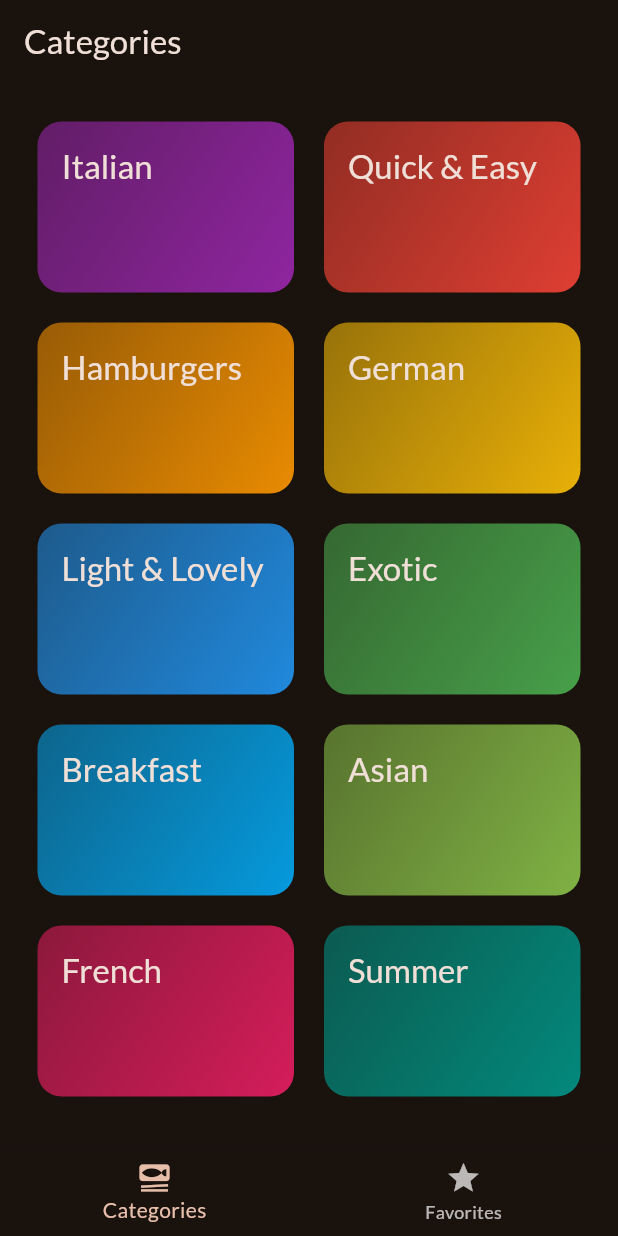
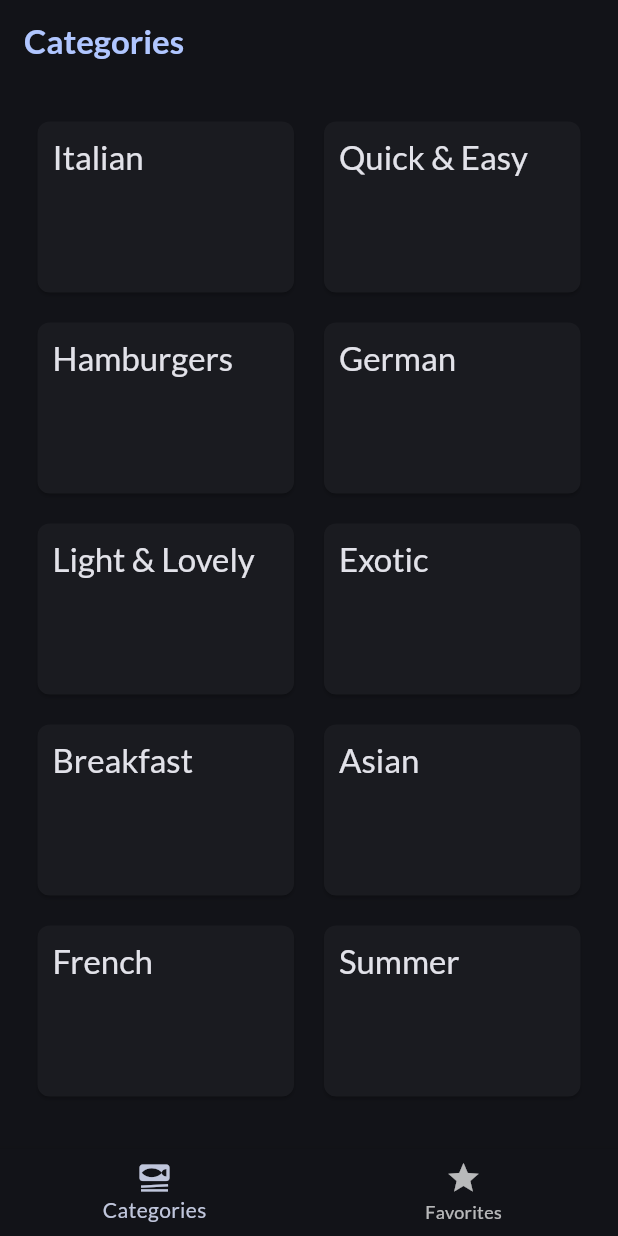
Before and after one commit to thezachdrake/flutter_meals_app, a Flutter app: the screen it shows after launch, on a phone screen of 412 x 824 dp. Run offline on Flutter 3.47's test engine with Material 2 defaults, Android fonts, the phone set to English and light mode, and no system bars; our stand-ins replace google_fonts, transparent_image.

Commit message:
changed color scheme

```diff
--- a/lib/data/dummy_data.dart
+++ b/lib/data/dummy_data.dart
@@ -1,5 +1,3 @@
-import 'package:flutter/material.dart';
-
 import '../models/category.dart';
 import '../models/meal.dart';
 
@@ -8,52 +6,39 @@ const availableCategories = [
   Category(
     id: 'c1',
     title: 'Italian',
-    color: Colors.purple,
   ),
-  Category(
-    id: 'c2',
-    title: 'Quick & Easy',
-    color: Colors.red,
-  ),
+  Category(id: 'c2', title: 'Quick & Easy'),
   Category(
     id: 'c3',
     title: 'Hamburgers',
-    color: Colors.orange,
   ),
   Category(
     id: 'c4',
     title: 'German',
-    color: Colors.amber,
   ),
   Category(
     id: 'c5',
     title: 'Light & Lovely',
-    color: Colors.blue,
   ),
   Category(
     id: 'c6',
     title: 'Exotic',
-    color: Colors.green,
   ),
   Category(
     id: 'c7',
     title: 'Breakfast',
-    color: Colors.lightBlue,
   ),
   Category(
     id: 'c8',
     title: 'Asian',
-    color: Colors.lightGreen,
   ),
   Category(
     id: 'c9',
     title: 'French',
-    color: Colors.pink,
   ),
   Category(
     id: 'c10',
     title: 'Summer',
-    color: Colors.teal,
   ),
 ];
 
--- a/lib/main.dart
+++ b/lib/main.dart
@@ -5,8 +5,8 @@ import 'package:google_fonts/google_fonts.dart';
 final theme = ThemeData(
   useMaterial3: true,
   colorScheme: ColorScheme.fromSeed(
+    seedColor: Colors.blue.shade900,
     brightness: Brightness.dark,
-    seedColor: const Color.fromARGB(255, 131, 57, 0),
   ),
   textTheme: GoogleFonts.latoTextTheme(),
 );
--- a/lib/screens/tabs.dart
+++ b/lib/screens/tabs.dart
@@ -60,7 +60,12 @@ class _TabsScreenState extends State<TabsScreen> {
 
     return Scaffold(
       appBar: AppBar(
-        title: Text(activePageTitle),
+        title: Text(
+          activePageTitle,
+          style: Theme.of(context).textTheme.titleLarge!.copyWith(
+              color: Theme.of(context).colorScheme.primary,
+              fontWeight: FontWeight.bold),
+        ),
       ),
       body: activePage,
       bottomNavigationBar: BottomNavigationBar(
--- a/lib/widgets/category_grid_item.dart
+++ b/lib/widgets/category_grid_item.dart
@@ -18,24 +18,18 @@ class CategoryGridItem extends StatelessWidget {
       onTap: onSelectCategory,
       splashColor: Theme.of(context).primaryColor,
       borderRadius: BorderRadius.circular(16),
-      child: Container(
-        padding: const EdgeInsets.all(16),
-        decoration: BoxDecoration(
-          borderRadius: BorderRadius.circular(16),
-          gradient: LinearGradient(
-            colors: [
-              category.color.withOpacity(0.55),
-              category.color.withOpacity(0.9),
-            ],
-            begin: Alignment.topLeft,
-            end: Alignment.bottomRight,
+      child: Card(
+        margin: const EdgeInsets.all(0),
+        shape: RoundedRectangleBorder(borderRadius: BorderRadius.circular(8)),
+        clipBehavior: Clip.hardEdge,
+        child: Padding(
+          padding: const EdgeInsets.all(10),
+          child: Text(
+            category.title,
+            style: Theme.of(context).textTheme.titleLarge!.copyWith(
+                  color: Theme.of(context).colorScheme.onBackground,
+                ),
           ),
-        ),
-        child: Text(
-          category.title,
-          style: Theme.of(context).textTheme.titleLarge!.copyWith(
-                color: Theme.of(context).colorScheme.onBackground,
-              ),
         ),
       ),
     );
--- a/lib/widgets/meal_item.dart
+++ b/lib/widgets/meal_item.dart
@@ -47,12 +47,13 @@ class MealItem extends StatelessWidget {
               bottom: 0,
               left: 0,
               right: 0,
-              child: Container(
-                color: Colors.black87,
-                padding: const EdgeInsets.symmetric(
+              child: Card(
+                margin: const EdgeInsets.symmetric(
                   vertical: 6,
                   horizontal: 44,
                 ),
+                child: Padding(
+                  padding: const EdgeInsets.all(6),
                   child: Column(children: [
                     Text(
                       meal.title,
@@ -90,6 +91,7 @@ class MealItem extends StatelessWidget {
                     ),
                   ]),
                 ),
+              ),
             )
           ],
         ),
--- a/pubspec.yaml
+++ b/pubspec.yaml
@@ -2,7 +2,7 @@ name: flutter_meals_app
 description: A new Flutter project.
 # The following line prevents the package from being accidentally published to
 # pub.dev using `flutter pub publish`. This is preferred for private packages.
-publish_to: 'none' # Remove this line if you wish to publish to pub.dev
+publish_to: "none" # Remove this line if you wish to publish to pub.dev
 
 # The following defines the version and build number for your application.
 # A version number is three numbers separated by dots, like 1.2.43
@@ -19,7 +19,7 @@ publish_to: 'none' # Remove this line if you wish to publish to pub.dev
 version: 1.0.0+1
 
 environment:
-  sdk: '>=3.1.0-87.0.dev <4.0.0'
+  sdk: ">=3.0.0 <4.0.0"
 
 # Dependencies specify other packages that your package needs in order to work.
 # To automatically upgrade your package dependencies to the latest versions
@@ -30,7 +30,6 @@ environment:
 dependencies:
   flutter:
     sdk: flutter
-
 
   # The following adds the Cupertino Icons font to your application.
   # Use with the CupertinoIcons class for iOS style icons.
@@ -56,7 +55,6 @@ dev_dependencies:
 
 # The following section is specific to Flutter packages.
 flutter:
-
   # The following line ensures that the Material Icons font is
   # included with your application, so that you can use the icons in
   # the material Icons class.
```
Also changed, not shown: pubspec.lock, 5 other files. Lines whose indentation alone changed are shown as unchanged.
